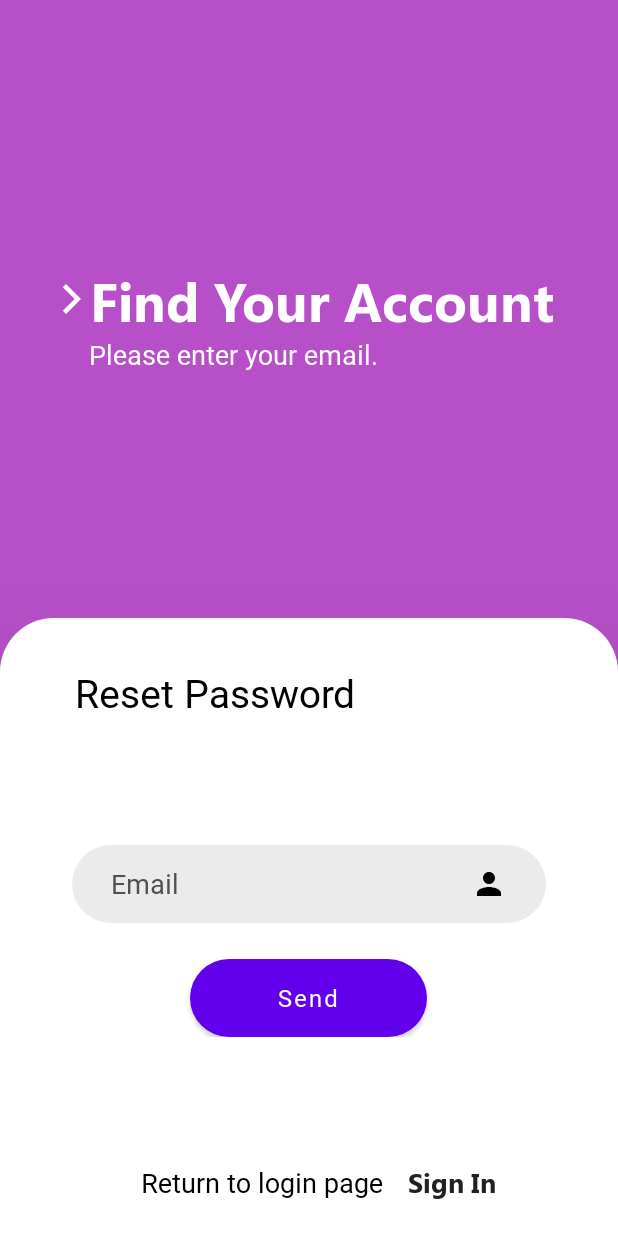
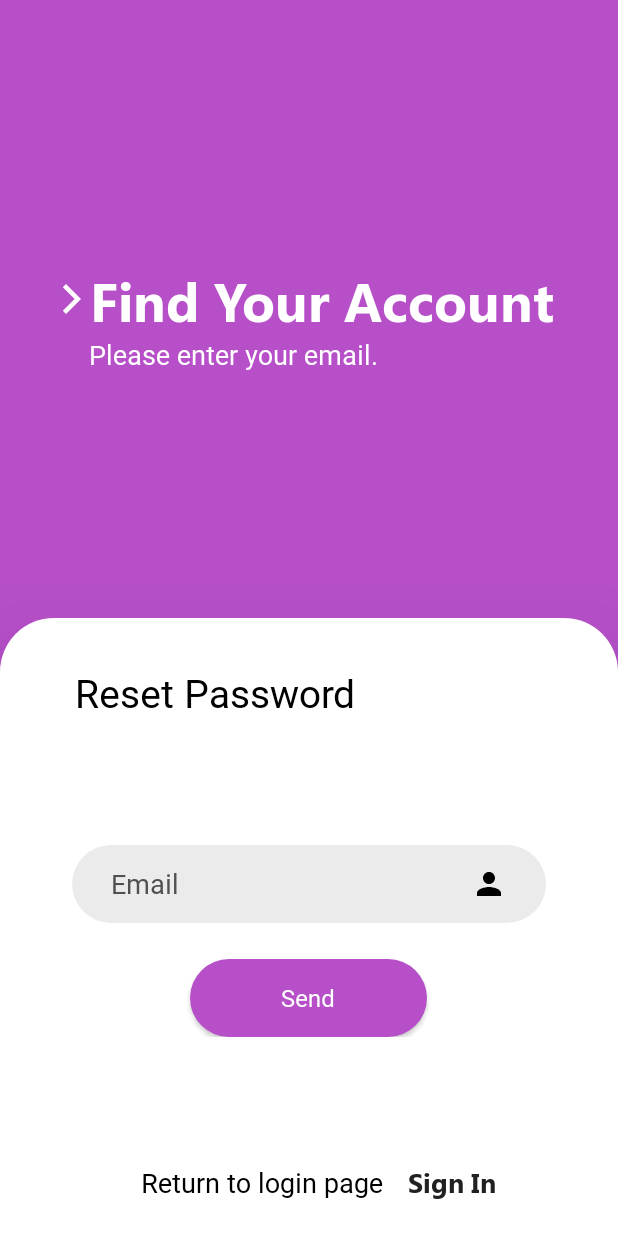
Before and after one commit to MaryHar/NotesAppMary, an Android app: the ForgetPasswordFragment screen opened through its navigation route, on a phone screen of 412 x 824 dp. Run offline under Robolectric (Android 15) with nearby library versions, the phone set to English and light mode, and no system bars; our stand-ins replace Firebase (no records; nobody signed in at launch, a user with empty details on screens opened directly).

Commit message:
login and registration page AppCompatButton

```diff
--- a/app/src/main/res/layout/fragment_forget_password.xml
+++ b/app/src/main/res/layout/fragment_forget_password.xml
@@ -102,7 +102,7 @@
                 android:orientation="horizontal"
                 android:weightSum="2">
 
-                <Button
+                <androidx.appcompat.widget.AppCompatButton
                     android:id="@+id/buttonSend"
                     android:layout_width="0dp"
                     android:layout_height="52dp"
--- a/app/src/main/res/layout/fragment_intro.xml
+++ b/app/src/main/res/layout/fragment_intro.xml
@@ -33,7 +33,7 @@
         app:layout_constraintTop_toBottomOf="@+id/introSliderViewPager" />
 
 
-    <Button
+    <androidx.appcompat.widget.AppCompatButton
         android:id="@+id/buttonNext"
         android:layout_width="220dp"
         android:layout_height="wrap_content"
--- a/app/src/main/res/layout/fragment_login.xml
+++ b/app/src/main/res/layout/fragment_login.xml
@@ -129,7 +129,7 @@
                     android:textColor="@color/colorTextBlack"
                     android:textSize="16dp" />
 
-                <Button
+                <androidx.appcompat.widget.AppCompatButton
                     android:id="@+id/buttonLogin"
                     android:layout_width="0dp"
                     android:layout_height="52dp"
--- a/app/src/main/res/layout/fragment_register.xml
+++ b/app/src/main/res/layout/fragment_register.xml
@@ -142,7 +142,7 @@
                 android:orientation="horizontal"
                 android:weightSum="2">
 
-                <Button
+                <androidx.appcompat.widget.AppCompatButton
                     android:id="@+id/signInButton"
                     android:layout_width="0dp"
                     android:layout_height="52dp"
```
